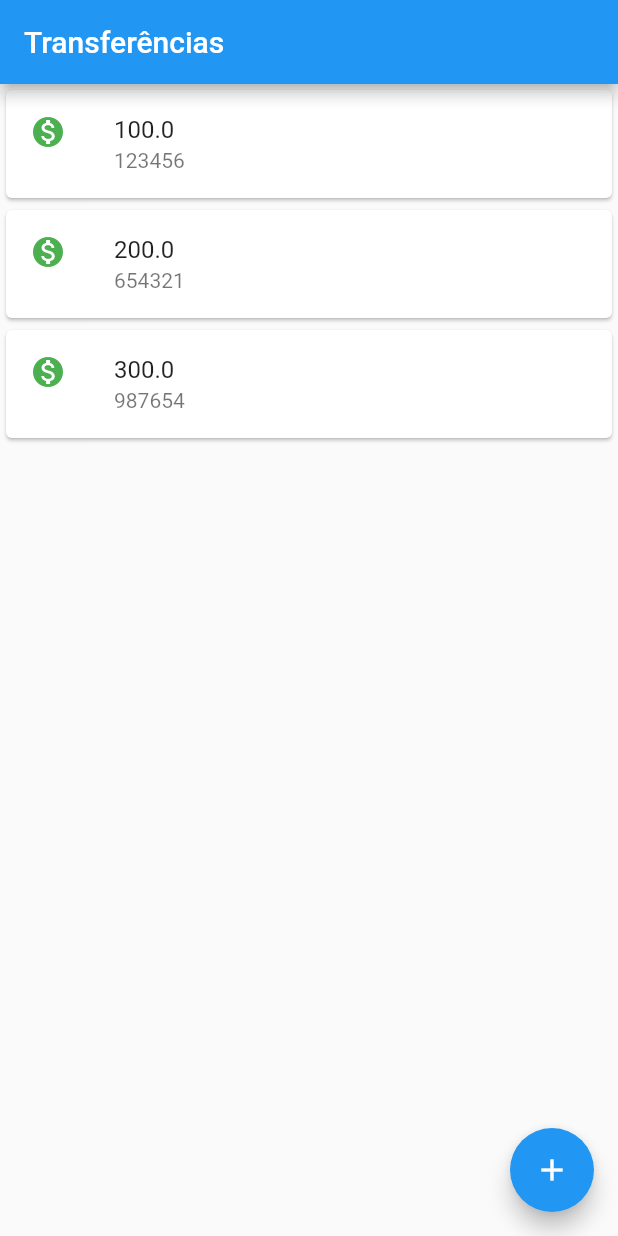
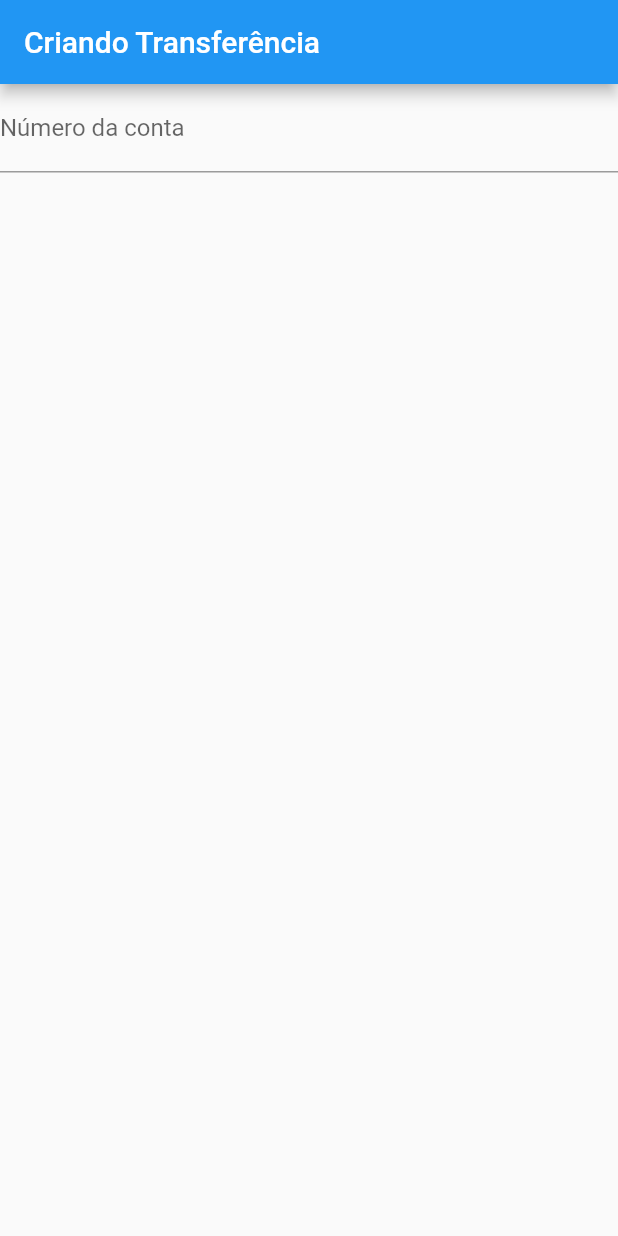
Before and after one commit to JoaoMiguelv/bank_flutter, a Flutter app: the screen it shows after launch, on a phone screen of 412 x 824 dp. Run offline on Flutter 3.47's test engine with Material 2 defaults, Android fonts, the phone set to English and light mode, and no system bars.

Commit message:
fomulario transferencia

```diff
--- a/lib/main.dart
+++ b/lib/main.dart
@@ -1,26 +1,60 @@
 import 'package:flutter/material.dart';
 
-void main() => runApp(MaterialApp(
+void main() => runApp(
+      BankApp(),
+    );
+
+class BankApp extends StatelessWidget {
+  @override
+  Widget build(BuildContext context) {
+    return MaterialApp(
       home: Scaffold(
-          body: ListaTransferencias(),
-          appBar: AppBar(
-            title: const Text('Transferências'),
+        body: FomularioTransferencia(),
+      ),
+      debugShowCheckedModeBanner: false,
+    );
+  }
+}
+
+class FomularioTransferencia extends StatelessWidget {
+  @override
+  Widget build(BuildContext context) {
+    return Scaffold(
+      appBar: AppBar(
+        title: const Text('Criando Transferência'),
+      ),
+      body: const Column(
+        children: [
+          TextField(
+            decoration: InputDecoration(
+              labelText: 'Número da conta',
+              hintText: '0000',
+            ),
           ),
-          floatingActionButton: FloatingActionButton(
-            onPressed: () {},
-            child: const Icon(Icons.add),
-          )),
-    ));
+        ],
+      ),
+    );
+  }
+}
 
 class ListaTransferencias extends StatelessWidget {
   @override
   Widget build(BuildContext context) {
-    // TODO: implement build
-    return Column(children: [
-      ItemTransferencia(Transferencia(100.00, 123456)),
-      ItemTransferencia(Transferencia(200.00, 654321)),
-      ItemTransferencia(Transferencia(300.00, 987654)),
-    ]);
+    return Scaffold(
+        appBar: AppBar(
+          title: const Text('Transferências'),
+        ),
+        body: Column(
+          children: [
+            ItemTransferencia(Transferencia(546.20, 1000)),
+            ItemTransferencia(Transferencia(7895.10, 2000)),
+            ItemTransferencia(Transferencia(54890.30, 3000)),
+          ],
+        ),
+        floatingActionButton: FloatingActionButton(
+          onPressed: () {},
+          child: const Icon(Icons.add),
+        ));
   }
 }
 
```
